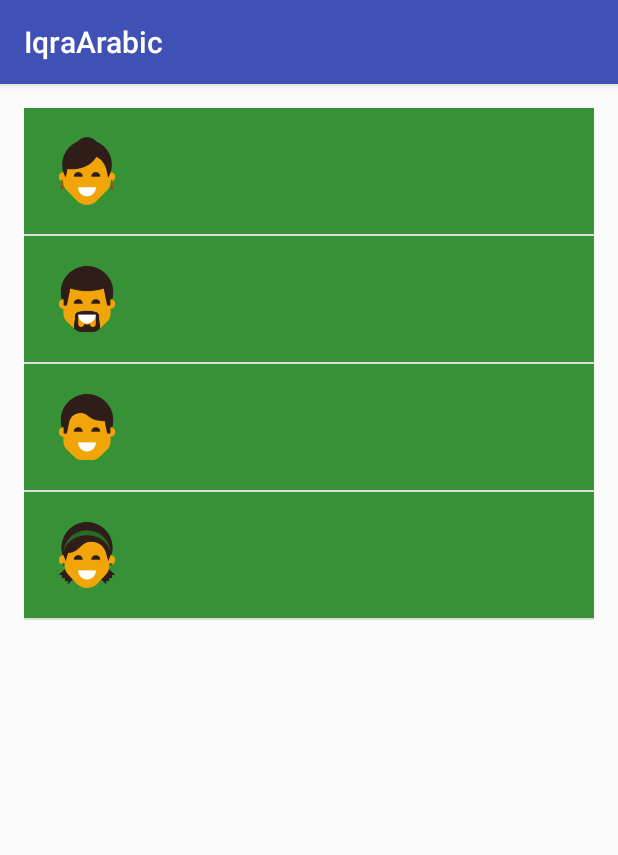
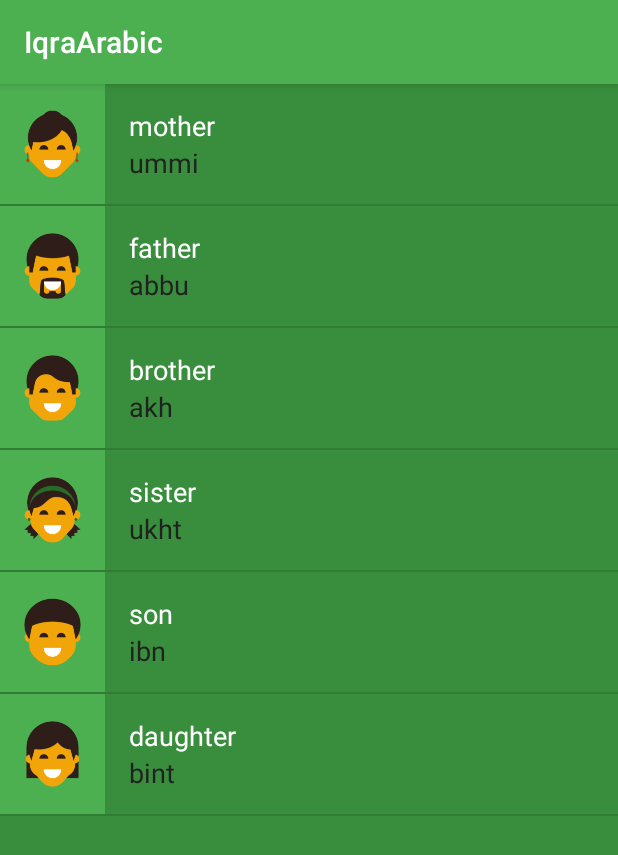
Before and after one commit to M-ZubairAhmed/Android-IqraArabic, an Android app: the FamilyActivity screen opened directly, with no data from a screen before it, on a phone screen of 412 x 824 dp. Shown: the top 855 px of the screen. Run offline under Robolectric (Android 15) with nearby library versions, the phone set to English and light mode, and no system bars.

Commit message:
created family and numbers category

```diff
--- a/app/build.gradle
+++ b/app/build.gradle
@@ -2,7 +2,7 @@ apply plugin: 'com.android.application'
 
 android {
     compileSdkVersion 23
-    buildToolsVersion "23.0.2"
+    buildToolsVersion '25.0.0'
 
     defaultConfig {
         applicationId "com.example.android.LearnLanguage"
--- a/app/src/main/java/com/example/android/LearnLanguage/AdapterCustom.java
+++ /dev/null
@@ -1,40 +0,0 @@
-package com.example.android.LearnLanguage;
-import android.content.Context;
-import android.support.annotation.NonNull;
-import android.view.LayoutInflater;
-import android.view.View;
-import android.view.ViewGroup;
-import android.widget.ArrayAdapter;
-import android.widget.ImageView;
-import android.widget.TextView;
-
-import java.util.ArrayList;
-
-public class AdapterCustom extends ArrayAdapter<Words> {
-
-    public AdapterCustom(Context context, ArrayList<Words> words) {
-        super(context, 0, words);
-    }
-
-    @NonNull
-    @Override
-    public View getView(int position, View convertView, ViewGroup parent) {
-        View item = convertView;
-        if (item == null){
-            item = LayoutInflater.from(getContext()).inflate(R.layout.customlistlayout, parent, false);
-        }
-
-        Words currentItem = getItem(position);
-
-        TextView nativeText = (TextView) item.findViewById(R.id.nativeLangTextView_xmlid);
-        nativeText.setText(currentItem.getTextInNatv());
-
-        TextView fornText = (TextView) item.findViewById(R.id.foreignLangTextView_xmlid);
-        fornText.setText(currentItem.getTextInForn());
-
-        ImageView sideIcon = (ImageView) item.findViewById(R.id.imageID_Lang);
-        sideIcon.setImageResource(currentItem.getPicOnLeft());
-
-        return item;
-    }
-}
--- /dev/null
+++ b/app/src/main/java/com/example/android/LearnLanguage/ArrayAdapterCustom.java
@@ -0,0 +1,50 @@
+package com.example.android.LearnLanguage;
+
+import android.app.Activity;
+import android.support.annotation.NonNull;
+import android.support.annotation.Nullable;
+import android.view.LayoutInflater;
+import android.view.View;
+import android.view.ViewGroup;
+import android.widget.ArrayAdapter;
+import android.widget.ImageView;
+import android.widget.TextView;
+
+import java.util.ArrayList;
+
+public class ArrayAdapterCustom extends ArrayAdapter<Words> {
+    Activity activity;
+    ArrayList<Words> arrayList;
+
+    public ArrayAdapterCustom(Activity context, ArrayList<Words> arrayList) {
+        super(context, 0, arrayList);
+        this.activity = context;
+        this.arrayList = arrayList;
+    }
+
+    @NonNull
+    @Override
+    public View getView(int position, @Nullable View convertView, @NonNull ViewGroup parent) {
+        View view = convertView;
+        Words currentitem = getItem(position);
+        if (view == null) {
+            LayoutInflater layoutInflater = LayoutInflater.from(getContext());
+            view = layoutInflater.inflate(R.layout.row_layout, parent, false);
+        }
+        TextView englishText = (TextView) view.findViewById(R.id.english_words_xmlid);
+        TextView arabicText = (TextView) view.findViewById(R.id.arabic_words_xmlid);
+        ImageView pictureRep = (ImageView) view.findViewById(R.id.picture_rep_xmlid);
+        if (currentitem.hasPictureRep()){
+            pictureRep.setImageResource(currentitem.getPictureRep());
+            pictureRep.setVisibility(View.VISIBLE);
+        }
+        else {
+            pictureRep.setVisibility(View.GONE);
+        }
+
+        englishText.setText(currentitem.getEnglishWords());
+        arabicText.setText(currentitem.getArabicWords());
+
+        return view;
+    }
+}
--- a/app/src/main/java/com/example/android/LearnLanguage/FamilyActivity.java
+++ b/app/src/main/java/com/example/android/LearnLanguage/FamilyActivity.java
@@ -1,7 +1,7 @@
 package com.example.android.LearnLanguage;
 
+import android.os.Bundle;
 import android.support.v7.app.AppCompatActivity;
-import android.os.Bundle;
 import android.widget.ListView;
 
 import java.util.ArrayList;
@@ -11,21 +11,21 @@ public class FamilyActivity extends AppCompatActivity {
     @Override
     protected void onCreate(Bundle savedInstanceState) {
         super.onCreate(savedInstanceState);
-        setContentView(R.layout.activity_family);
+        setContentView(R.layout.list_layout);
 
-        ListView listView = (ListView) findViewById(R.id.activity_family_xmlid);
-        AdapterCustom adapter = new AdapterCustom(this,populateAdapter());
-        listView.setAdapter(adapter);
+        ListView listView = (ListView) findViewById(R.id.list_view);
+        ArrayAdapterCustom arrayAdapterCustom = new ArrayAdapterCustom(this, populateArrayListFamily());
+        listView.setAdapter(arrayAdapterCustom);
     }
 
-    protected ArrayList<Words> populateAdapter(){
+    protected ArrayList<Words> populateArrayListFamily() {
+        RawArrays data = new RawArrays();
+        String[] arabicWords = data.getFamilyArray_ar();
+        String[] englishWords = data.getFamilyArray_en();
+        int[] pictureRep = data.getFamilyImageArray();
         ArrayList<Words> arrayList = new ArrayList<>();
-        RawArrays rawArrays = new RawArrays();
-        String[] natvTextArray = rawArrays.getFamilyArray_en();
-        String[] fornTextArray = rawArrays.getFamilyArray_ar();
-        int[] imageArray = rawArrays.getFamilyImageArray();
-        for (int i = 0; i < 4; i++) {
-            arrayList.add(new Words(fornTextArray[i],natvTextArray[i],imageArray[i]));
+        for (int i = 0; i < data.getFamilyCount(); i++) {
+            arrayList.add(new Words(englishWords[i], arabicWords[i], pictureRep[i]));
         }
         return arrayList;
     }
--- a/app/src/main/java/com/example/android/LearnLanguage/RawArrays.java
+++ b/app/src/main/java/com/example/android/LearnLanguage/RawArrays.java
@@ -18,10 +18,10 @@ public class RawArrays {
             "wahd weshryn", "athnyn weshryn", "thlatht weshryn", "arbe weshryn", "khmst weshryn", "stt weshryn", "sbet weshryn", "thmanyt weshryn", "eshrwn -nine ", " thlathwn ",
             "wahid wathalathin ", "athnyn wathalathin ", "thlatht wathalathin ", "aribeat wathalathina", "khmasat wthlathyn", "stt wthlathyn", "sbiet wthlathyn", "thmanyt wthlathyn", "tset wthlathyn", "arbeyn",
             "wahd wa'arbieina", "athnyn wa'arbiein", "thlatht wa'arbein", "arbet wa'arbeyn", "khmst wa'arbein", "stt wa'arbaeuna", "sbet warbeun", "thman wa'arbeyn", "arbieun -tset wakhamaswn", "khamsun",
-            "wahd wkhmsyn", "athnyn wkhmsyn", "thlatht wkhmswn", "arbet wkhmsyn", "khmst wkhmswn", "stt wkhmsyn", "sbet wakhmswn", "thmanyt wakhmswn", "khmswn -nine ", " situn ",
-            "wahd wstwn", "athnyn wstyn", "thlatht wstwn", "arbeat wstwn", "khmst wstyn", "stt wstwn", "sbieat wstwn", "thmanyt wstyn", "sttun -nine ", " sabeun ",
-            "wahd wasabeun", "athinnin wasbeyn", "thlath wasbeyn", "arbet wsbeyn", "khmst wsbeyn", "stt wsbeyn", "sbet wasbeyn", "thmanyt wasbeyn", "sbewn -nine ", " thamanun ",
-            "thmanun wahida", "athnin wthmanyn", "thlatht wthmanyn", "arbet wathmanwn", "khmst wthmanyn", "stt wthmanyn", "sbet wthmanyn", "thmanyt wthmanyn", "thmanwn -nine ", " tisein ",
+            "wahd wkhmsyn", "athnyn wkhmsyn", "thlatht wkhmswn", "arbet wkhmsyn", "khmst wkhmswn", "stt wkhmsyn", "sbet wakhmswn", "thmanyt wakhmswn", "khmswn -nine ", "situn ",
+            "wahd wstwn", "athnyn wstyn", "thlatht wstwn", "arbeat wstwn", "khmst wstyn", "stt wstwn", "sbieat wstwn", "thmanyt wstyn", "sttun -nine ", "sabeun ",
+            "wahd wasabeun", "athinnin wasbeyn", "thlath wasbeyn", "arbet wsbeyn", "khmst wsbeyn", "stt wsbeyn", "sbet wasbeyn", "thmanyt wasbeyn", "sbewn -nine ", "thamanun ",
+            "thmanun wahida", "athnin wthmanyn", "thlatht wthmanyn", "arbet wathmanwn", "khmst wthmanyn", "stt wthmanyn", "sbet wthmanyn", "thmanyt wthmanyn", "thmanwn -nine ", "tisein ",
             "wahd wataseina", "wathnan wataseun", "thlatht wtaseyn", "arbet wtasewn", "khmst wtiseyn", "stt w tseyn", "sbet wataseyn", "thmanyt wataseyn", "tseyn -tsemay", "mia"};
 
 
@@ -60,4 +60,8 @@ public class RawArrays {
     int[] getFamilyImageArray() {
         return familyImageArray;
     }
+
+    int getFamilyCount(){
+        return familyArray_ar.length;
+    }
 }
--- a/app/src/main/java/com/example/android/LearnLanguage/Words.java
+++ b/app/src/main/java/com/example/android/LearnLanguage/Words.java
@@ -1,29 +1,41 @@
 package com.example.android.LearnLanguage;
+
 public class Words {
 
-    private String textInForn;
-    private String textInNatv;
-    private int picOnLeft;
+    private static int NO_IMAGE = -1;
+    private String englishWords;
+    private String arabicWords;
+    private int pictureRep = NO_IMAGE;
 
-    //Constructors of the section class
-    public Words(String textInForn, String textInNatv, int picOnLeft){
-        this.textInForn = textInForn;
-        this.textInNatv = textInNatv;
-        this.picOnLeft = picOnLeft;
-    }
-    public Words(String textInForn, String textInNatv){
-        this.textInNatv = textInNatv;
-        this.textInForn = textInForn;
+    //contructor of the class
+    public Words(String englishWords, String arabicWords) {
+        this.englishWords = englishWords;
+        this.arabicWords = arabicWords;
     }
 
-    //getter methods for the member variable
-    public String getTextInForn() {
-        return textInForn;
+    public Words(String englishWords, String arabicWords, int pictureRep) {
+        this.englishWords = englishWords;
+        this.arabicWords = arabicWords;
+        this.pictureRep = pictureRep;
     }
-    public String getTextInNatv() {
-        return textInNatv;
+
+    //getter for foreign numbers
+    public String getArabicWords() {
+        return arabicWords;
     }
-    public int getPicOnLeft() {
-        return picOnLeft;
+
+    //getter for native numbers
+    public String getEnglishWords() {
+        return englishWords;
     }
+
+    public int getPictureRep() {
+        return pictureRep;
+    }
+
+    public boolean hasPictureRep(){
+        return pictureRep != NO_IMAGE;
+    }
+
+
 }
--- a/app/src/main/res/layout/activity_family.xml
+++ /dev/null
@@ -1,13 +0,0 @@
-<?xml version="1.0" encoding="utf-8"?>
-<ListView xmlns:android="http://schemas.android.com/apk/res/android"
-    xmlns:tools="http://schemas.android.com/tools"
-    android:id="@+id/activity_family_xmlid"
-    android:layout_width="match_parent"
-    android:layout_height="match_parent"
-    android:paddingBottom="@dimen/activity_vertical_margin"
-    android:paddingLeft="@dimen/activity_horizontal_margin"
-    android:paddingRight="@dimen/activity_horizontal_margin"
-    android:paddingTop="@dimen/activity_vertical_margin"
-    tools:context="com.example.android.LearnLanguage.FamilyActivity">
-
-</ListView>
--- a/app/src/main/res/layout/customlistlayout.xml
+++ /dev/null
@@ -1,36 +0,0 @@
-<?xml version="1.0" encoding="utf-8"?>
-<LinearLayout xmlns:android="http://schemas.android.com/apk/res/android"
-    android:layout_width="match_parent"
-    android:layout_height="match_parent"
-    android:background="@color/category_family"
-    android:orientation="horizontal"
-    android:padding="12dp">
-
-    <ImageView
-        android:id="@+id/imageID_Lang"
-        android:layout_width="60dp"
-        android:layout_height="60dp" />
-
-    <LinearLayout
-        android:layout_width="match_parent"
-        android:layout_height="wrap_content"
-        android:orientation="vertical">
-
-        <TextView
-            android:id="@+id/textID_natvLang"
-            android:layout_width="match_parent"
-            android:layout_height="wrap_content"
-            android:textAlignment="center"
-            android:textColor="@color/secondary_text"
-            android:textSize="22sp"/>
-
-        <TextView
-            android:id="@+id/textID_fornLang"
-            android:layout_width="match_parent"
-            android:layout_height="wrap_content"
-            android:textAlignment="center"
-            android:textColor="#000000"
-            android:textSize="19sp"/>
-
-    </LinearLayout>
-</LinearLayout>
--- a/app/src/main/res/layout/activity_numbers.xml
+++ b/app/src/main/res/layout/list_layout.xml
@@ -1,8 +1,9 @@
 <?xml version="1.0" encoding="utf-8"?>
 <ListView xmlns:android="http://schemas.android.com/apk/res/android"
-    android:id="@+id/numbersActivity_XmlID"
     android:layout_width="match_parent"
     android:layout_height="match_parent"
+    android:background="@color/primary_dark"
+    android:id="@+id/list_view"
     android:orientation="vertical">
 
 </ListView>
--- /dev/null
+++ b/app/src/main/res/layout/row_layout.xml
@@ -0,0 +1,43 @@
+<?xml version="1.0" encoding="utf-8"?>
+<LinearLayout xmlns:android="http://schemas.android.com/apk/res/android"
+    xmlns:tools="http://schemas.android.com/tools"
+    android:layout_width="match_parent"
+    android:layout_height="wrap_content"
+    android:orientation="horizontal">
+
+    <ImageView
+        android:id="@+id/picture_rep_xmlid"
+        android:layout_gravity="center"
+        android:layout_width="70dp"
+        android:paddingStart="5dp"
+        android:paddingEnd="5dp"
+        android:background="@color/primary"
+        android:layout_height="80dp"/>
+
+    <LinearLayout
+        android:layout_width="0dp"
+        android:paddingStart="@dimen/activity_horizontal_margin"
+        android:paddingEnd="@dimen/activity_horizontal_margin"
+        android:layout_height="match_parent"
+        android:layout_weight="1"
+        android:gravity="center_vertical"
+        android:orientation="vertical">
+        <TextView
+            android:id="@+id/english_words_xmlid"
+            android:layout_width="match_parent"
+            android:layout_height="wrap_content"
+            android:textColor="@color/icons"
+            android:layout_gravity="start"
+            android:textSize="18sp"
+            tools:text="Here goes english words" />
+        <TextView
+            android:id="@+id/arabic_words_xmlid"
+            android:layout_gravity="start"
+            android:layout_width="match_parent"
+            android:textColor="@color/primary_text"
+            android:layout_height="wrap_content"
+            android:textSize="18sp"
+            tools:text="Here goes arabic words" />
+    </LinearLayout>
+
+</LinearLayout>
--- a/app/src/main/res/values/colors.xml
+++ b/app/src/main/res/values/colors.xml
@@ -13,10 +13,10 @@
      limitations under the License.
 -->
 <resources>
-    <color name="primary">#3F51B5</color>
-    <color name="primary_dark">#303F9F</color>
-    <color name="primary_light">#C5CAE9</color>
-    <color name="accent">#FFC107</color>
+    <color name="primary">#4CAF50</color>
+    <color name="primary_dark">#388E3C</color>
+    <color name="primary_light">#C8E6C9</color>
+    <color name="accent">#795548</color>
     <color name="primary_text">#212121</color>
     <color name="secondary_text">#757575</color>
     <color name="icons">#FFFFFF</color>
--- a/app/src/main/res/values/styles.xml
+++ b/app/src/main/res/values/styles.xml
@@ -20,8 +20,8 @@
         <item name="colorPrimary">@color/primary</item>
         <item name="actionMenuTextColor">@color/icons</item>
         <item name="colorAccent">@color/accent</item>
-        <!--<item name="textColorPrimary">@color/primary_text</item>-->
-        <!--<item name="textColorSecondary">@color/secondary_text</item>-->
+        <item name="android:textColor">@color/primary_text</item>
+        <item name="android:textColorSecondary">@color/secondary_text</item>
     </style>
 
     <!-- Style for a category of vocabulary words -->
--- a/build.gradle
+++ b/build.gradle
@@ -5,7 +5,7 @@ buildscript {
         jcenter()
     }
     dependencies {
-        classpath 'com.android.tools.build:gradle:2.2.3'
+        classpath 'com.android.tools.build:gradle:2.3.0'
 
         // NOTE: Do not place your application dependencies here; they belong
         // in the individual module build.gradle files
```
Also changed, not shown: app/src/main/java/com/example/android/LearnLanguage/NumbersActivity.java (+6 -7 lines), app/src/main/java/com/example/android/LearnLanguage/NumbersSectionAdapter.java (deleted, +0 -38 lines), app/src/main/java/com/example/android/LearnLanguage/SectionClassNumbers.java (deleted, +0 -29 lines), app/src/main/res/layout/activity_main.xml (+11 -5 lines), app/src/main/res/layout/custom_list_layout_numbers.xml (deleted, +0 -56 lines), gradle/wrapper/gradle-wrapper.properties, 34 other files.
